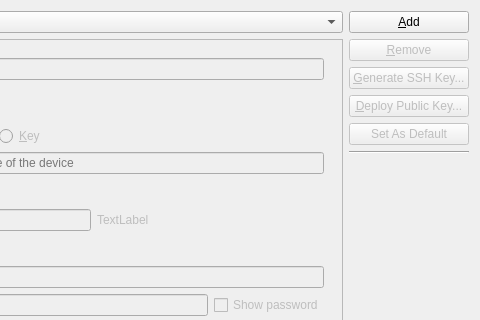
Before: the Qt Designer form src/plugins/remotelinux/maemodeviceconfigurationssettingswidget.ui in qt-creator/qt-creator, drawn with Qt 5; both pictures show x 228 to 708 and y 0 to 320 of the 708 by 421 pixel window.
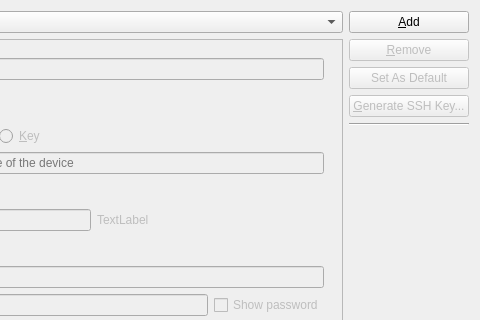
After: the same form once the commit is applied. Custom widgets are drawn as their Qt base class.

```diff
--- a/src/plugins/remotelinux/maemodeviceconfigurationssettingswidget.ui
+++ b/src/plugins/remotelinux/maemodeviceconfigurationssettingswidget.ui
@@ -387,6 +387,19 @@
        </property>
       </widget>
      </item>
+     <item>
+      <widget class="QPushButton" name="defaultDeviceButton">
+       <property name="enabled">
+        <bool>false</bool>
+       </property>
+       <property name="focusPolicy">
+        <enum>Qt::StrongFocus</enum>
+       </property>
+       <property name="text">
+        <string>Set As Default</string>
+       </property>
+      </widget>
+     </item>
      <item>
       <widget class="QPushButton" name="generateKeyButton">
        <property name="enabled">
@@ -403,35 +416,6 @@
        </property>
       </widget>
      </item>
-     <item>
-      <widget class="QPushButton" name="deployKeyButton">
-       <property name="enabled">
-        <bool>false</bool>
-       </property>
-       <property name="focusPolicy">
-        <enum>Qt::StrongFocus</enum>
-       </property>
-       <property name="toolTip">
-        <string>This will enable you to log into the device without a password.</string>
-       </property>
-       <property name="text">
-        <string>&amp;Deploy Public Key...</string>
-       </property>
-      </widget>
-     </item>
-     <item>
-      <widget class="QPushButton" name="defaultDeviceButton">
-       <property name="enabled">
-        <bool>false</bool>
-       </property>
-       <property name="focusPolicy">
-        <enum>Qt::StrongFocus</enum>
-       </property>
-       <property name="text">
-        <string>Set As Default</string>
-       </property>
-      </widget>
-     </item>
      <item>
       <widget class="Line" name="line">
        <property name="orientation">
```
Left out of the diff: 16 changed lines with no effect on the pictures.
